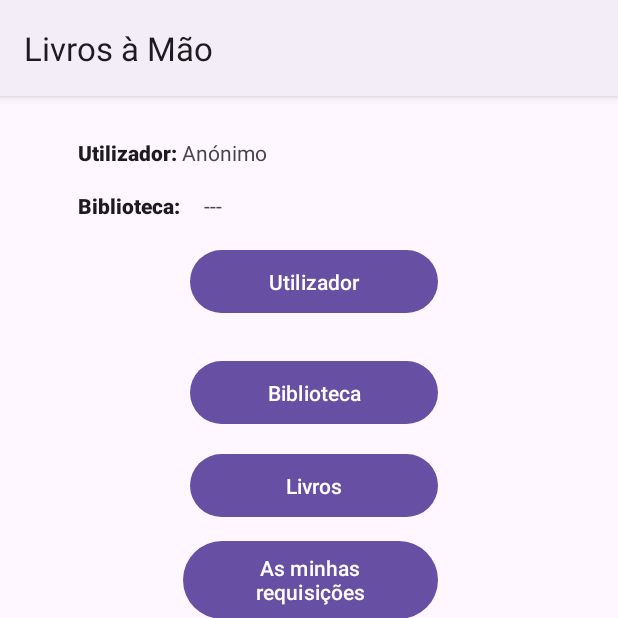
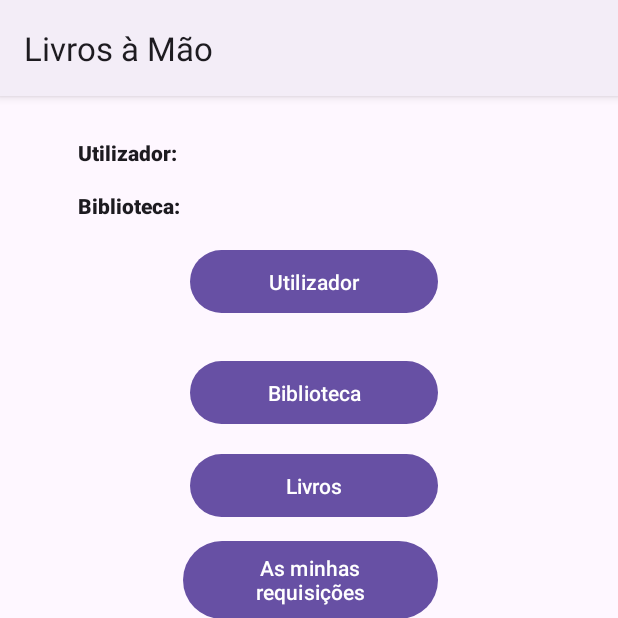
Before and after one commit to ricki0031/DSSMV_ProjectDroid_1211322_1221886, an Android app: the screen it shows after launch (MainActivity), on a phone screen of 412 x 824 dp, the top half of it. Run offline under Robolectric (Android 15) with nearby library versions, the phone set to English and light mode, and no system bars.

Commit message:
visual changes

```diff
--- a/app/src/main/java/com/example/livrosmo/MainActivity.java
+++ b/app/src/main/java/com/example/livrosmo/MainActivity.java
@@ -11,8 +11,8 @@ public class MainActivity extends AppCompatActivity {
 
     private static final int REQUEST_CODE_USER = 1;
     private static final int REQUEST_CODE_BIBLIOTECA = 2;
-    String utiliAtual = "NONE";
-    String biblioAtualNome = "NONE";
+    String utiliAtual = "";
+    String biblioAtualNome = "";
     String biblioAtualId = "";
 
     public String getUtiliAtual() {
@@ -81,10 +81,10 @@ public class MainActivity extends AppCompatActivity {
                 if (userId != null && !userId.isEmpty()) {
                     utiliAtual = userId;
                 } else {
-                    utiliAtual = "Anónimo";
+                    utiliAtual = "";
                 }
             } else if (resultCode == RESULT_CANCELED) {
-                utiliAtual = "Anónimo";
+                utiliAtual = "";
             }
         } else if (requestCode == REQUEST_CODE_BIBLIOTECA) {  // THIS IS RELATED TO BiblitecaActivity
             if (resultCode == RESULT_OK) {
@@ -95,11 +95,11 @@ public class MainActivity extends AppCompatActivity {
                     biblioAtualNome = nomeBiblioteca;
                     biblioAtualId = idBiblioteca;
                 } else {
-                    biblioAtualNome = "---";
+                    biblioAtualNome = "";
                     biblioAtualId = "";
                 }
             } else if (resultCode == RESULT_CANCELED) {
-                biblioAtualNome = "---";
+                biblioAtualNome = "";
                 biblioAtualId = "";
             }
         }
--- a/app/src/main/res/layout/activity_main.xml
+++ b/app/src/main/res/layout/activity_main.xml
@@ -17,7 +17,6 @@
             android:layout_marginTop="28dp" android:textAppearance="@style/TextAppearance.AppCompat.Body1"
             android:fontFamily="sans-serif-black"/>
     <TextView
-            android:text="Anónimo"
             android:layout_width="wrap_content"
             android:layout_height="wrap_content"
             android:id="@+id/textView3"
@@ -37,14 +36,13 @@
             android:layout_marginStart="52dp" android:layout_marginTop="16dp"
             app:layout_constraintTop_toBottomOf="@+id/textView"/>
     <TextView
-            android:text="---"
             android:layout_width="wrap_content"
             android:layout_height="wrap_content"
             android:id="@+id/textView5"
             app:layout_constraintEnd_toEndOf="parent"
             android:layout_marginEnd="264dp" android:layout_marginTop="16dp"
             app:layout_constraintTop_toBottomOf="@+id/textView3" app:layout_constraintStart_toEndOf="@+id/textView4"
-            android:layout_marginStart="16dp"/>
+            android:layout_marginStart="16dp" app:layout_constraintHorizontal_bias="0.0"/>
     <Button
             android:text="Biblioteca"
             android:layout_width="165dp"
```
